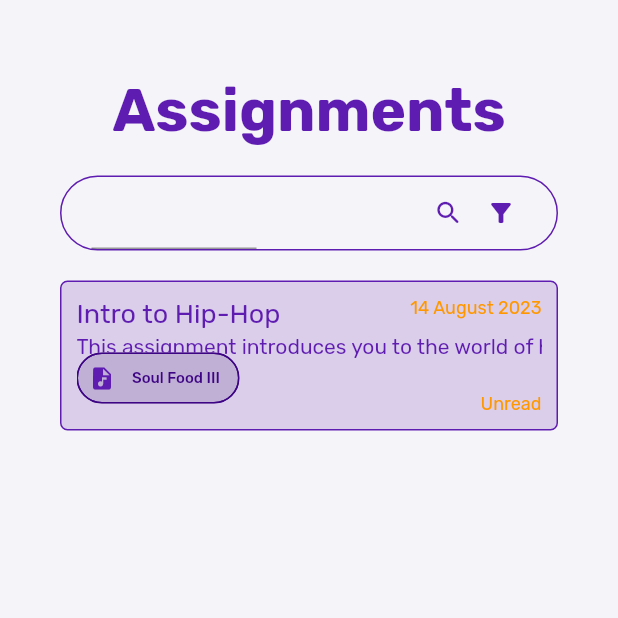
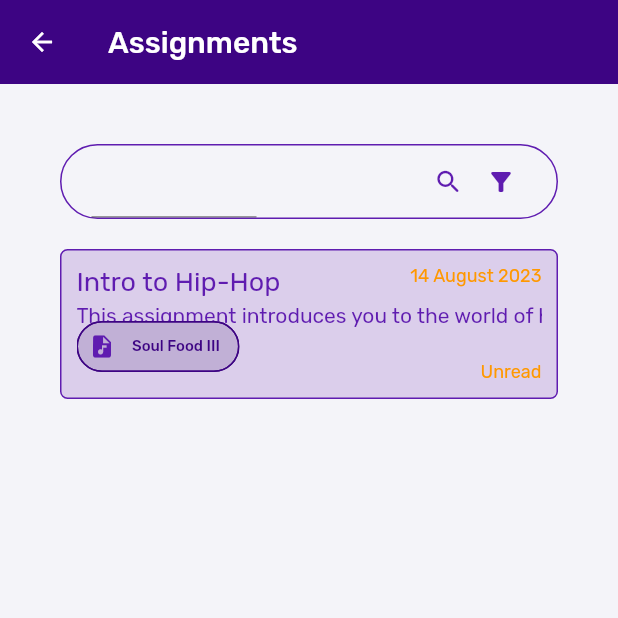
Before and after one commit to ObsidianXVI/Studious-App, a Flutter app: the AssignmentsView screen opened by its route, on a phone screen of 412 x 824 dp, the top half of it. Run offline on Flutter 3.47's test engine with Material 2 defaults, Android fonts, the phone set to English and light mode, and no system bars.

Commit message:
te_assignment_editor view, updates to ViewScaffold

```diff
--- a/lib/core/studious_core.dart
+++ b/lib/core/studious_core.dart
@@ -13,4 +13,5 @@ class NavRoutes {
 
 class SessionConfigs {
   static bool studentMode = true;
+  static dynamic tempStore;
 }
--- a/lib/design_system/assignment_card.dart
+++ b/lib/design_system/assignment_card.dart
@@ -132,13 +132,43 @@ class AssignmentCardState extends State<AssignmentCard> {
                   Positioned(
                     bottom: 0,
                     right: 0,
-                    child: Text(
+                    child: SessionConfigs.studentMode
+                        ? Text(
                             widget.assignmentData.assignmentStatus.label,
                             style: TextStyle(
                               color: semanticColorBasedOnDeadline(
                                 widget.assignmentData.deadline,
                               ),
                               fontSize: 12,
+                            ),
+                          )
+                        : TextButton(
+                            onPressed: () {
+                              Navigator.of(context).push(
+                                MaterialPageRoute(
+                                    builder: (BuildContext context) {
+                                  return Teacher_Assignment_Editor_View(
+                                    assignment: widget.assignmentData,
+                                  );
+                                }),
+                              );
+                            },
+                            child: const Row(
+                              children: [
+                                Icon(
+                                  Icons.edit,
+                                  size: 14,
+                                  color: StudiousTheme.darkPurple,
+                                ),
+                                SizedBox(width: 3),
+                                Text(
+                                  'Edit',
+                                  style: TextStyle(
+                                    fontSize: 12,
+                                    color: StudiousTheme.darkPurple,
+                                  ),
+                                ),
+                              ],
                             ),
                           ),
                   ),
--- a/lib/design_system/view_scaffold.dart
+++ b/lib/design_system/view_scaffold.dart
@@ -13,8 +13,15 @@ class ViewScaffold extends StatelessWidget {
   @override
   Widget build(BuildContext context) {
     return Center(
-      child: Material(
-        child: Container(
+      child: Scaffold(
+        appBar: AppBar(
+          title: Text(
+            viewTitle,
+          ),
+          backgroundColor: StudiousTheme.darkPurple,
+          shadowColor: Colors.transparent,
+        ),
+        body: Container(
           width: double.infinity,
           height: double.infinity,
           color: StudiousTheme.white,
@@ -23,7 +30,7 @@ class ViewScaffold extends StatelessWidget {
               padding: const EdgeInsets.only(
                 left: 40,
                 right: 40,
-                top: 40,
+                top: 10,
                 bottom: 40,
               ),
               child: Column(
@@ -31,13 +38,13 @@ class ViewScaffold extends StatelessWidget {
                   const SizedBox(
                     height: 10,
                   ),
-                  Text(
+/*                   Text(
                     viewTitle,
                     maxLines: 1,
                     overflow: TextOverflow.ellipsis,
                     softWrap: false,
                     style: StudiousFont.viewTitle(),
-                  ),
+                  ), */
 /*                 const Divider(
                   height: 20,
                   color: StudiousTheme.purple,
--- a/lib/utils/utils.dart
+++ b/lib/utils/utils.dart
@@ -1,4 +1,7 @@
 import 'package:flutter/material.dart';
+
+final GlobalKey<ScaffoldMessengerState> snackbarKey =
+    GlobalKey<ScaffoldMessengerState>();
 
 double screenHeight(BuildContext context) {
   final padding = MediaQuery.of(context).viewPadding;
--- a/lib/views/views.dart
+++ b/lib/views/views.dart
@@ -12,3 +12,4 @@ part 'classes.dart';
 part 'assignments.dart';
 part './st_assignment_viewer.dart';
 part './te_assignment_viewer.dart';
+part './te_assignment_editor.dart';
```
Also changed, not shown: lib/main.dart (+32 -5 lines), lib/views/te_assignment_editor.dart (added, +190 -0 lines), lib/views/te_assignment_viewer.dart (+7 -12 lines). Lines whose indentation alone changed are shown as unchanged.
